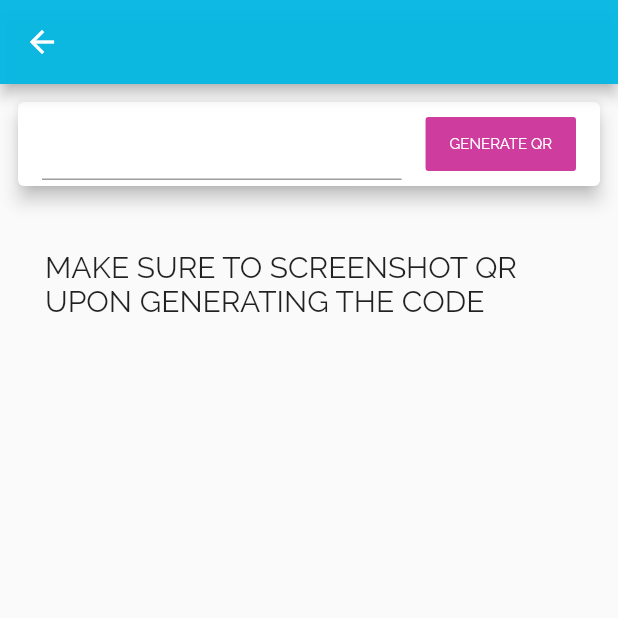
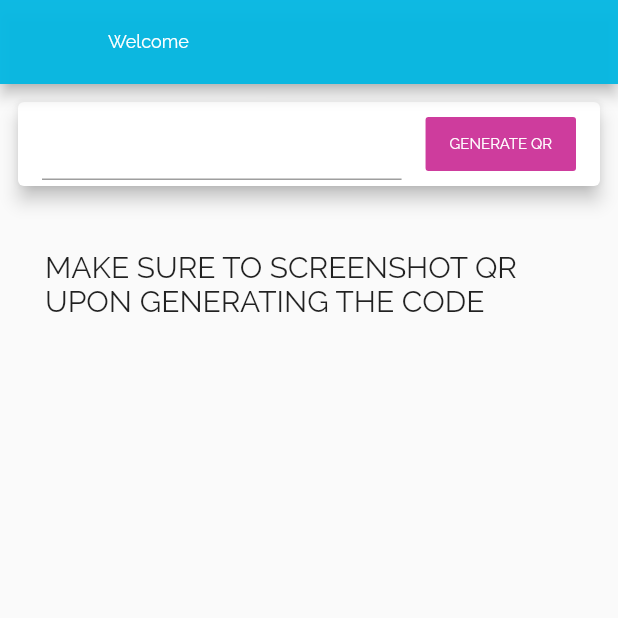
Before and after one commit to jrmvillaflor/MonsterKitchenQR, a Flutter app: the GeneratePage screen opened directly with empty values, on a phone screen of 412 x 824 dp, the top half of it. Run offline on Flutter 3.47's test engine with Material 2 defaults, Android fonts, the phone set to English and light mode, and no system bars; our stand-ins replace flutter_vector_icons, fluttertoast, qr_flutter, sqflite; missing offline and left inert: barcode_scan; accounts and stored records are empty.

Commit message:
new launcher logo

```diff
--- a/lib/generatescreen.dart
+++ b/lib/generatescreen.dart
@@ -6,7 +6,6 @@ import 'package:qr_flutter/qr_flutter.dart';
 // import 'dart:ui' as ui;
 import 'package:flutter/rendering.dart';
 // import 'package:flutter/services.dart';
-
 
 class GeneratePage extends StatefulWidget {
   @override
@@ -19,24 +18,30 @@ String dummyData;
 TextEditingController qrTextController = TextEditingController();
 Color appBarColor = Color.fromARGB(500, 4, 183, 226);
 
+class GeneratePageState extends State<GeneratePage> {
+  @override
+  void initState() {
+    super.initState();
+    setState(() {
+      dummyData = null;
+    });
+  }
 
-
-class GeneratePageState extends State<GeneratePage> {
-
-  static GlobalKey previewContainer = new GlobalKey();
+  static GlobalKey _previewContainer = new GlobalKey();
   @override
   Widget build(BuildContext context) {
     return Scaffold(
       appBar: AppBar(
-        actions: <Widget>[
-            ],
+        leading: Container(),
+        actions: <Widget>[],
         backgroundColor: appBarColor,
-        title: Padding(
-          padding: const EdgeInsets.only(left: 130),
+        title: Text(
+          'Welcome ${widget.value}',
+          style: TextStyle(fontFamily: 'Raleway', fontSize: 12),
         ),
       ),
       body: RepaintBoundary(
-        key: previewContainer,
+        key: _previewContainer,
         child: ListView(
           children: <Widget>[
             Padding(
@@ -93,6 +98,4 @@ class GeneratePageState extends State<GeneratePage> {
       ),
     );
   }
-
-
 }
--- a/lib/scan.dart
+++ b/lib/scan.dart
@@ -44,8 +44,6 @@ class ScanPageState extends State<ScanPage> {
 
     userMap = json.decode(response.body);
     userList = userMap.values.toList();
-
-    print(userList[1]['branch']);
   }
 
   @override
--- a/pubspec.yaml
+++ b/pubspec.yaml
@@ -44,7 +44,7 @@ dev_dependencies:
   flutter_launcher_icons:
 
 flutter_icons:
-  image_path: "assets/images/monsterkitchenicon.png"
+  image_path: "assets/images/mkapp.png"
   android: true
   ios: true
 # For information on the generic Dart part of this file, see the
```
Also changed, not shown: lib/home.dart (+7 -16 lines), lib/login.dart (+13 -6 lines), lib/signup.dart (+37 -30 lines), assets/images/mkapp.png (added), assets/images/monsterkitchenicon.png (deleted), 20 other files. Lines whose indentation alone changed are shown as unchanged.
